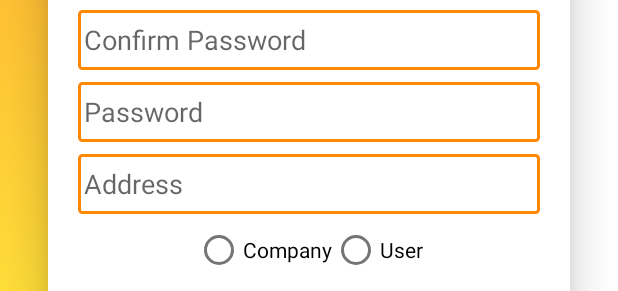
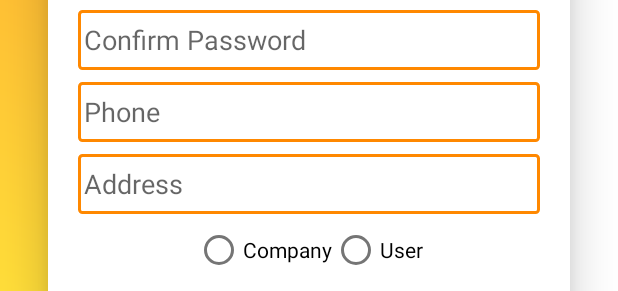
Before and after one commit to itnams/S-Job, an Android app: the layout activity_sign_up.xml on its own in the app's theme, with its tools: preview values and no code run, on a phone screen of 412 x 824 dp. Shown: the part 609-900 px from the top of the screen. Run offline under Robolectric (Android 15) with nearby library versions, the phone set to English and light mode, and no system bars.

Commit message:
Update Đăng ký

```diff
--- a/app/src/main/res/layout/activity_sign_up.xml
+++ b/app/src/main/res/layout/activity_sign_up.xml
@@ -53,6 +53,7 @@
                 android:layout_margin="20dp">
                 <EditText
                     android:paddingHorizontal="4dp"
+                    android:id="@+id/name"
                     android:hint="Name"
                     android:layout_width="match_parent"
                     android:layout_height="wrap_content"
@@ -63,6 +64,7 @@
                     android:layout_marginTop="8dp"
                     android:paddingHorizontal="4dp"
                     android:hint="Email"
+                    android:id="@+id/email"
                     android:layout_width="match_parent"
                     android:layout_height="wrap_content"
                     android:background="@drawable/textinput"
@@ -71,6 +73,7 @@
                     android:layout_marginTop="8dp"
                     android:paddingHorizontal="4dp"
                     android:hint="Password"
+                    android:id="@+id/password"
                     android:layout_width="match_parent"
                     android:layout_height="wrap_content"
                     android:background="@drawable/textinput"
@@ -79,6 +82,7 @@
                     android:layout_marginTop="8dp"
                     android:paddingHorizontal="4dp"
                     android:hint="Confirm Password"
+                    android:id="@+id/confirmPassword"
                     android:layout_width="match_parent"
                     android:layout_height="wrap_content"
                     android:background="@drawable/textinput"
@@ -86,7 +90,8 @@
                 <EditText
                     android:layout_marginTop="8dp"
                     android:paddingHorizontal="4dp"
-                    android:hint="Password"
+                    android:hint="Phone"
+                    android:id="@+id/phone"
                     android:layout_width="match_parent"
                     android:layout_height="wrap_content"
                     android:background="@drawable/textinput"
@@ -95,6 +100,7 @@
                     android:layout_marginTop="8dp"
                     android:paddingHorizontal="4dp"
                     android:hint="Address"
+                    android:id="@+id/address"
                     android:layout_width="match_parent"
                     android:layout_height="wrap_content"
                     android:background="@drawable/textinput"
@@ -103,14 +109,17 @@
                        android:gravity="center"
                        android:layout_width="match_parent"
                        android:layout_height="wrap_content"
+                       android:id="@+id/rdoGroup"
                        android:orientation="horizontal">
                        <RadioButton
                            android:layout_width="wrap_content"
                            android:layout_height="wrap_content"
+                           android:id="@+id/rdoCompany"
                            android:text="Company"/>
                        <RadioButton
                            android:layout_width="wrap_content"
                            android:layout_height="wrap_content"
+                           android:id="@+id/rdoUser"
                            android:text="User"/>
                    </RadioGroup>
 <!--                <Spinner-->
@@ -127,7 +136,7 @@
         app:layout_constraintStart_toStartOf="parent"
         app:layout_constraintEnd_toEndOf="parent"
         app:layout_constraintBottom_toBottomOf="@id/login_panel"
-        android:id="@+id/btnLogin"
+        android:id="@+id/btnSignUp"
         android:layout_width="wrap_content"
         android:layout_height="wrap_content"
         android:text="signup"
```
Also changed, not shown: app/src/main/java/com/example/s_job/Datacode/Account.java (added, +17 -0 lines), app/src/main/java/com/example/s_job/activity/SignUp.java (+51 -1 lines).
